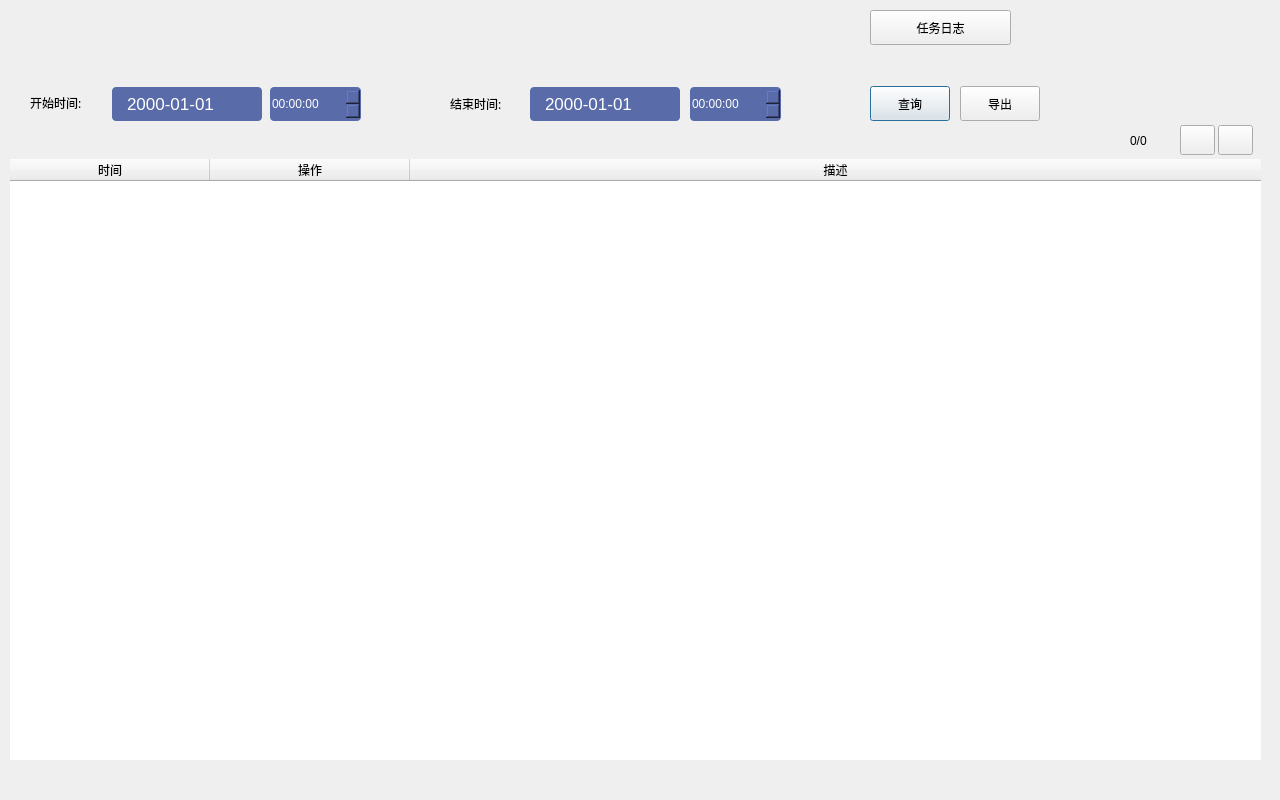
This is FastVideoPro/FastVideov1/logmanagerdlg.ui in Sisec2016/TChallaOld2016 as Qt 5 draws it before an edit. The edited form follows.
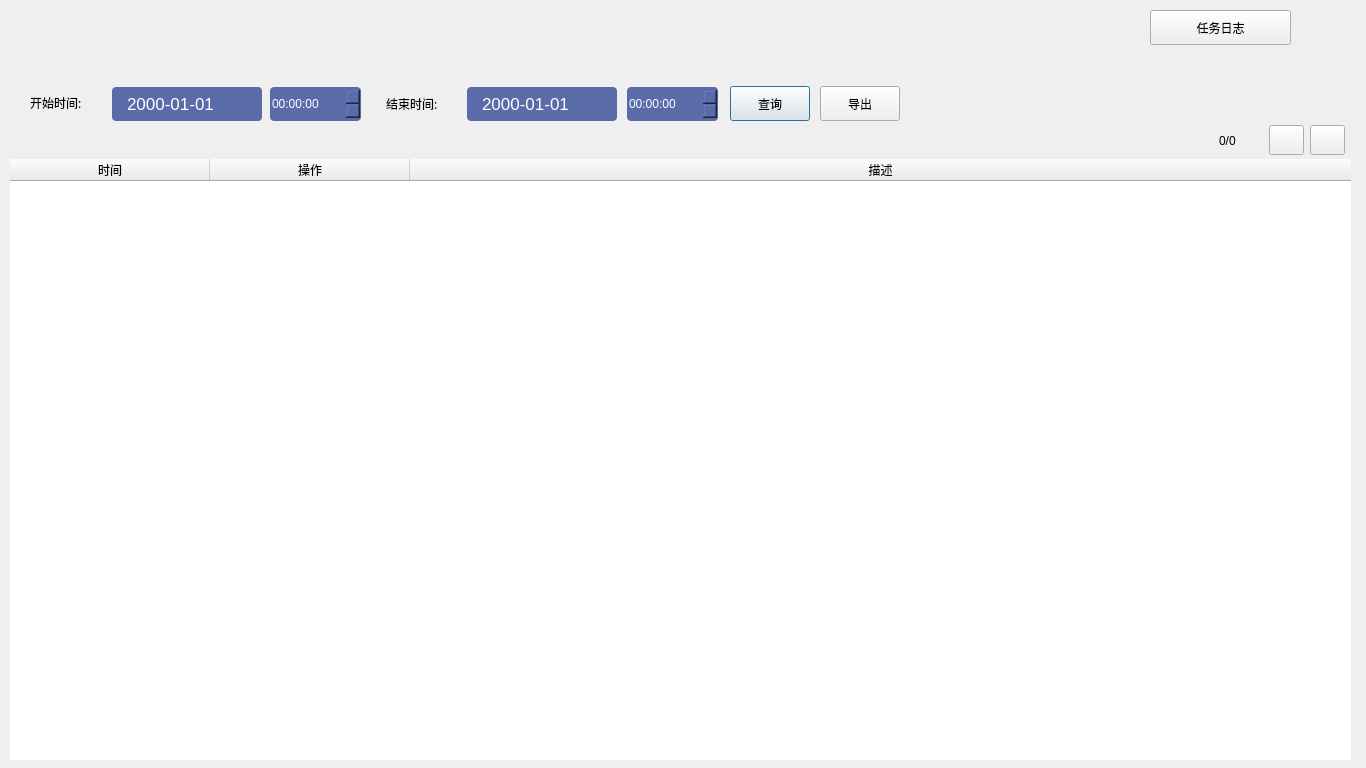
This is the edited form. Icons and pictures are not drawn.

```diff
--- a/FastVideoPro/FastVideov1/logmanagerdlg.ui
+++ b/FastVideoPro/FastVideov1/logmanagerdlg.ui
@@ -6,8 +6,8 @@
    <rect>
     <x>0</x>
     <y>0</y>
-    <width>1280</width>
-    <height>800</height>
+    <width>1366</width>
+    <height>768</height>
    </rect>
   </property>
   <property name="windowTitle">
@@ -18,7 +18,7 @@
     <rect>
      <x>10</x>
      <y>159</y>
-     <width>1251</width>
+     <width>1341</width>
      <height>601</height>
     </rect>
    </property>
@@ -192,7 +192,7 @@
   <widget class="QLabel" name="label_2">
    <property name="geometry">
     <rect>
-     <x>450</x>
+     <x>386</x>
      <y>92</y>
      <width>76</width>
      <height>24</height>
@@ -210,7 +210,7 @@
   <widget class="QDateEdit" name="dateEdit2">
    <property name="geometry">
     <rect>
-     <x>530</x>
+     <x>467</x>
      <y>87</y>
      <width>150</width>
      <height>34</height>
@@ -262,7 +262,7 @@
   <widget class="QTimeEdit" name="timeEdit2">
    <property name="geometry">
     <rect>
-     <x>690</x>
+     <x>627</x>
      <y>87</y>
      <width>91</width>
      <height>34</height>
@@ -301,7 +301,7 @@
   <widget class="QPushButton" name="searchBtn">
    <property name="geometry">
     <rect>
-     <x>870</x>
+     <x>730</x>
      <y>86</y>
      <width>80</width>
      <height>35</height>
@@ -321,7 +321,7 @@
   <widget class="QPushButton" name="outputBtn">
    <property name="geometry">
     <rect>
-     <x>960</x>
+     <x>820</x>
      <y>86</y>
      <width>80</width>
      <height>35</height>
@@ -341,7 +341,7 @@
   <widget class="QPushButton" name="pastPage">
    <property name="geometry">
     <rect>
-     <x>1180</x>
+     <x>1269</x>
      <y>125</y>
      <width>35</width>
      <height>30</height>
@@ -358,7 +358,7 @@
   <widget class="QPushButton" name="nextPage">
    <property name="geometry">
     <rect>
-     <x>1218</x>
+     <x>1310</x>
      <y>125</y>
      <width>35</width>
      <height>30</height>
@@ -375,7 +375,7 @@
   <widget class="QLabel" name="PageLabel">
    <property name="geometry">
     <rect>
-     <x>1130</x>
+     <x>1219</x>
      <y>130</y>
      <width>51</width>
      <height>21</height>
@@ -388,7 +388,7 @@
   <widget class="QPushButton" name="taskLogBtn">
    <property name="geometry">
     <rect>
-     <x>870</x>
+     <x>1150</x>
      <y>10</y>
      <width>141</width>
      <height>35</height>
```
